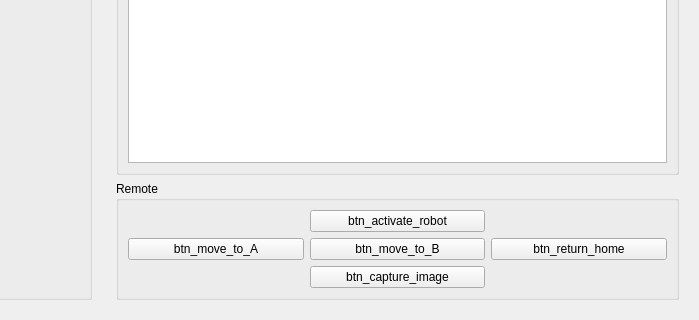
Before: the Qt Designer form gui/ui/monitoring_tab.ui in addinedu-ros-9th/deeplearning-repo-1, drawn with Qt 5; both pictures show x 491 to 1190 and y 452 to 772 of the 1190 by 772 pixel window.
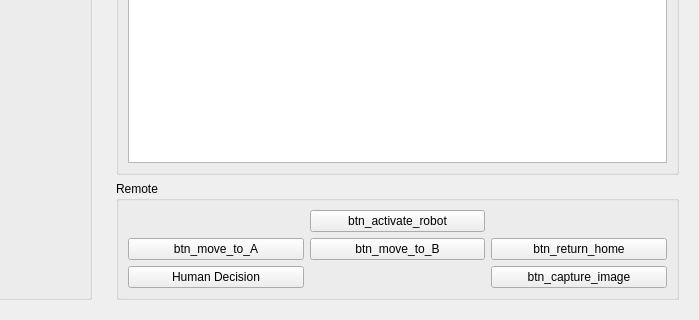
After: the same form once the commit is applied.

What changed in the file:
```diff
--- a/gui/ui/monitoring_tab.ui
+++ b/gui/ui/monitoring_tab.ui
@@ -171,7 +171,14 @@
              </property>
             </widget>
            </item>
-           <item row="2" column="1">
+           <item row="2" column="0">
+            <widget class="QPushButton" name="btn_human_decision">
+             <property name="text">
+              <string>Human Decision</string>
+             </property>
+            </widget>
+           </item>
+           <item row="2" column="2">
             <widget class="QPushButton" name="btn_capture_image">
              <property name="text">
               <string>btn_capture_image</string>
```
